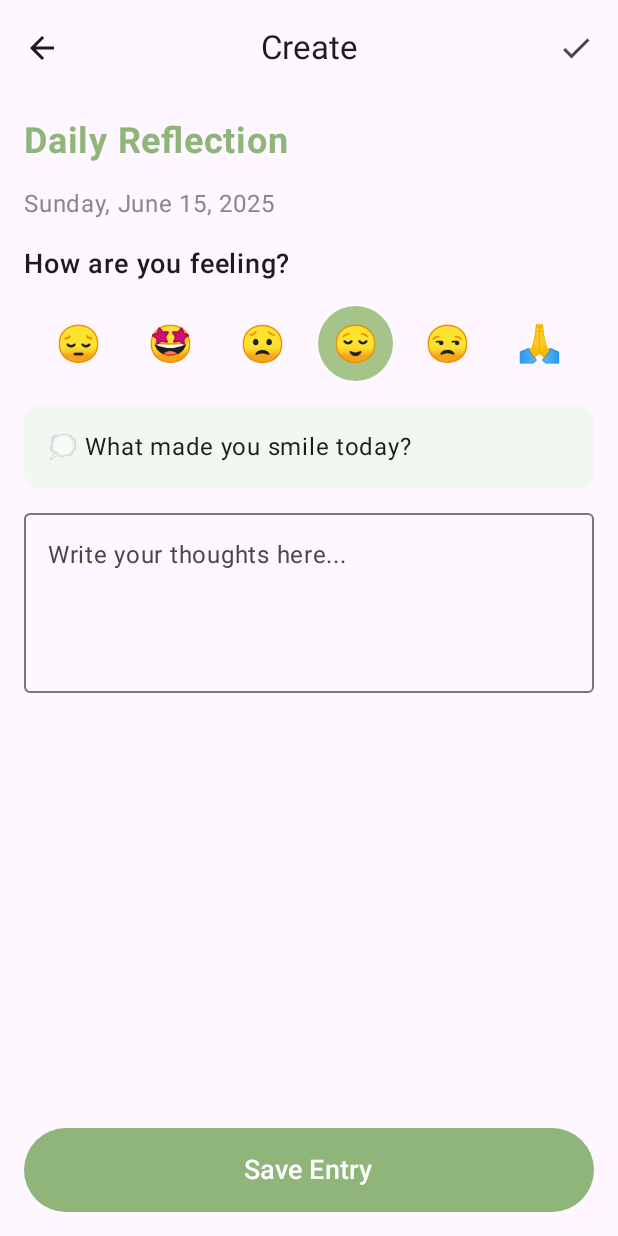
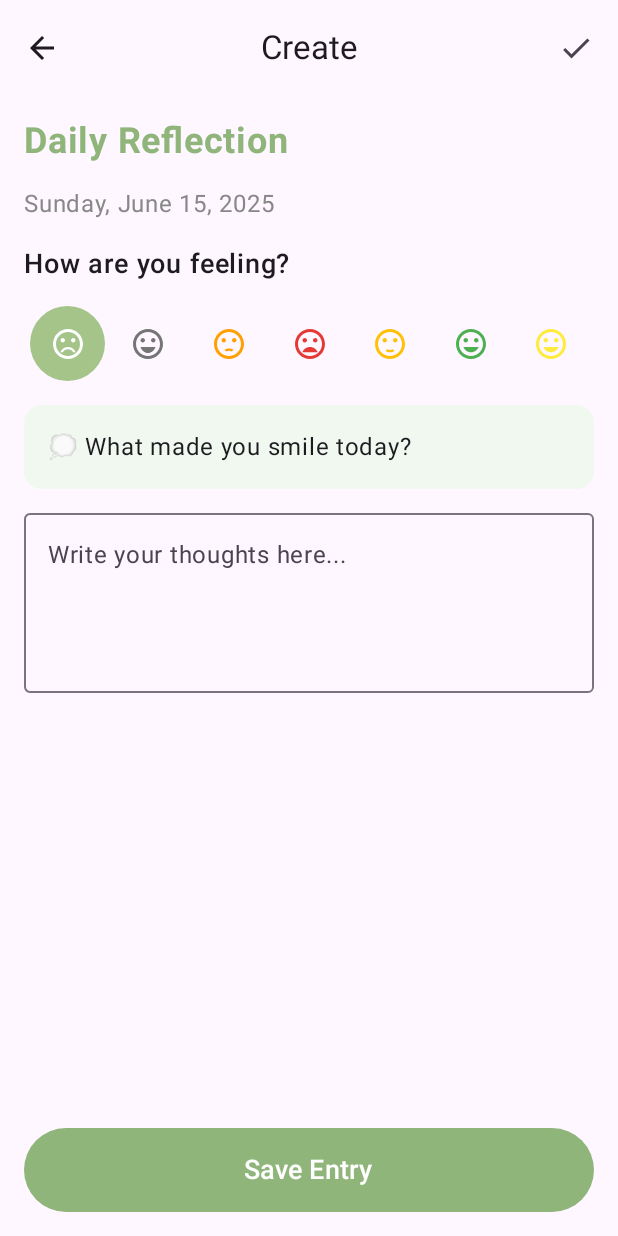
Before and after one commit to slateblua/CapybaraTales, an Android app built with Jetpack Compose: the screen it shows after launch (CapybaraTales), after a tap on "Add new", on a phone screen of 412 x 824 dp. Run offline under Robolectric (Android 15) with nearby library versions, the phone set to English and light mode, and no system bars; our stand-ins replace Room's generated code.

Commit message:
Refactor Moods

```diff
--- a/app/src/main/java/com/bluesourceplus/capybaratales/data/MoodModel.kt
+++ b/app/src/main/java/com/bluesourceplus/capybaratales/data/MoodModel.kt
@@ -1,6 +1,15 @@
 package com.bluesourceplus.capybaratales.data
 
+import androidx.compose.material.icons.Icons
+import androidx.compose.material.icons.filled.Mood
+import androidx.compose.material.icons.filled.MoodBad
+import androidx.compose.material.icons.filled.SentimentDissatisfied
+import androidx.compose.material.icons.filled.SentimentSatisfied
+import androidx.compose.material.icons.filled.SentimentVeryDissatisfied
 import androidx.compose.runtime.Immutable
+import androidx.compose.ui.graphics.Color
+import androidx.compose.ui.graphics.vector.ImageVector
+import androidx.compose.material.icons.filled.SentimentVerySatisfied as SentimentVeryDissatisfiedIcon
 
 @Immutable
 data class MoodModel(
@@ -10,11 +19,12 @@ data class MoodModel(
     val timestamp: Long = System.currentTimeMillis(),
 )
 
-enum class Mood(val emoji: String) {
-    SAD("😔"),
-    EXCITED("🤩"),
-    ANXIOUS("😟"),
-    CALM("😌"),
-    BORED("😒"),
-    GRATEFUL("🙏");
+enum class Mood(val icon: ImageVector, val color: Color, val displayName: String) {
+    SAD(Icons.Filled.SentimentVeryDissatisfied, Color(0xFFF44336), "Sad"), // Red
+    TIRED(Icons.Filled.SentimentVeryDissatisfiedIcon, Color(0xFF757575), "Tired"), // Grey
+    STRESSED(Icons.Filled.SentimentDissatisfied, Color(0xFFFFA000), "Stressed"), // Orange
+    ANGRY(Icons.Filled.MoodBad, Color(0xFFE53935), "Angry"), // Darker Red
+    NEUTRAL(Icons.Filled.SentimentSatisfied, Color(0xFFFFC107), "Okay"), // Amber
+    HAPPY(Icons.Filled.Mood, Color(0xFF4CAF50), "Happy"), // Green
+    EXCITED(Icons.Filled.Mood, Color(0xFFFFEB3B), "Excited"), // Yellow
 }
--- a/app/src/main/java/com/bluesourceplus/capybaratales/feature/aboutmoodentry/AboutMoodViewModel.kt
+++ b/app/src/main/java/com/bluesourceplus/capybaratales/feature/aboutmoodentry/AboutMoodViewModel.kt
@@ -20,7 +20,7 @@ sealed interface AboutMoodState {
     data class Content(
         val id: Int = 0,
         val note: String = "",
-        val mood: Mood = Mood.GRATEFUL,
+        val mood: Mood = Mood.SAD,
     ) : AboutMoodState
 }
 
--- a/app/src/main/java/com/bluesourceplus/capybaratales/feature/create/CreateScreen.kt
+++ b/app/src/main/java/com/bluesourceplus/capybaratales/feature/create/CreateScreen.kt
@@ -186,6 +186,11 @@ fun MoodButton(mood: Mood, isSelected: Boolean, onClick: () -> Unit) {
         shape = CircleShape,
         contentPadding = PaddingValues(0.dp)
     ) {
-        Text(mood.emoji, fontSize = 24.sp)
+        Icon(
+            imageVector = mood.icon,
+            contentDescription = mood.displayName,
+            modifier = Modifier.size(24.dp),
+            tint = if (isSelected) Color.White else mood.color
+        )
     }
 }
--- a/app/src/main/java/com/bluesourceplus/capybaratales/feature/create/CreateViewModel.kt
+++ b/app/src/main/java/com/bluesourceplus/capybaratales/feature/create/CreateViewModel.kt
@@ -38,7 +38,7 @@ sealed interface CreateGoalIntent {
 sealed interface State {
     data class Content(
         val id: Int = 0,
-        val mood: Mood = Mood.CALM,
+        val mood: Mood = Mood.SAD,
         val note: String = "",
     ) : State
 }
```
Also changed, not shown: app/src/main/java/com/bluesourceplus/capybaratales/components/MoodCard.kt (added, +133 -0 lines), app/src/main/java/com/bluesourceplus/capybaratales/feature/home/HomeScreen.kt (+3 -40 lines).
